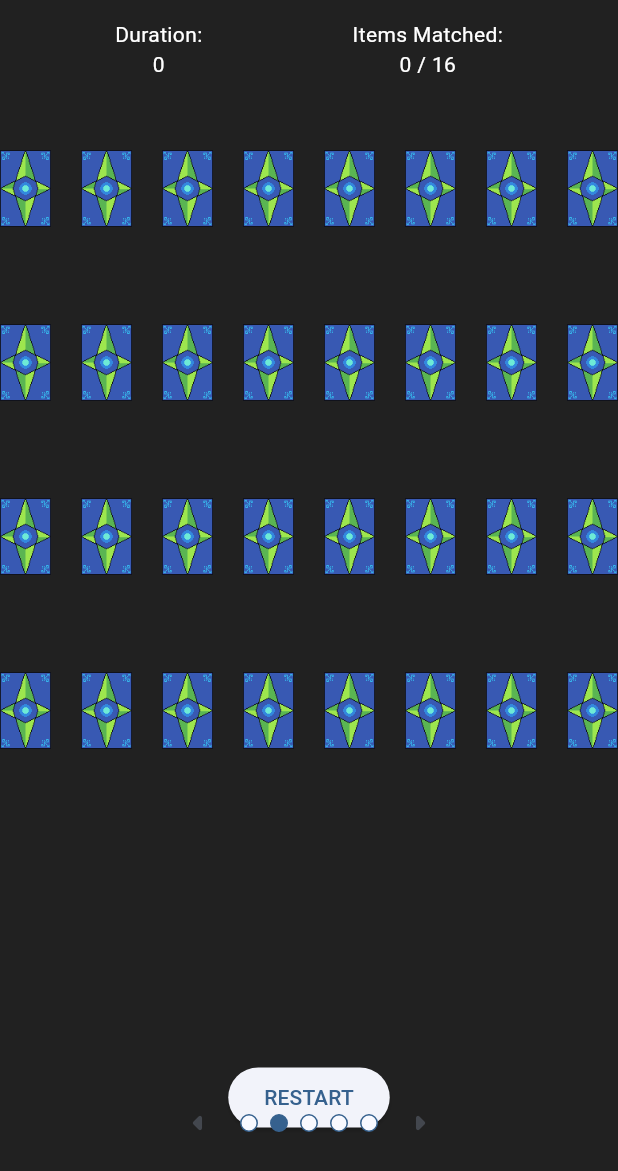
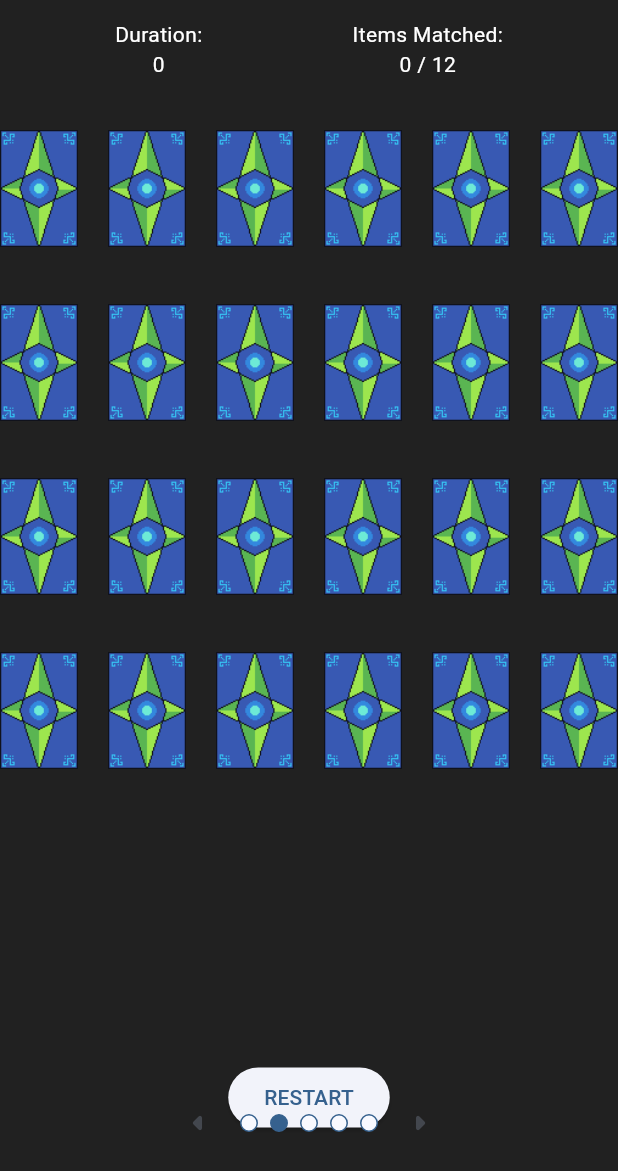
Before and after one commit to Kheemwel/aa-tv-app, a Flutter app: the GamesPage screen opened directly, swiped to page 2, on a phone screen of 412 x 824 dp, the part 65-1236 px from its top. Run offline on Flutter 3.47's test engine with Material 3 defaults, Android fonts, the phone set to English and light mode, and no system bars; drawn by our look-alikes of flip_card; our stand-ins replace carousel_slider, chewie, flutter_fortune_wheel, sqflite, video_player; accounts and stored records are empty; network calls fail.

Commit message:
feat(game): reduce the number of cards in memory card game - change the cards sprites - add countdown mechanics to number padlock

```diff
--- a/lib/custom_widgets/pages_viewer.dart
+++ b/lib/custom_widgets/pages_viewer.dart
@@ -39,10 +39,14 @@ class _PagesViewerState extends State<PagesViewer>
           if (event.logicalKey == LogicalKeyboardKey.arrowLeft) {
             if (_currentPageIndex > 0) {
               _updateCurrentPageIndex(_currentPageIndex - 1);
+            } else {
+              _updateCurrentPageIndex(_tabController.length - 1);
             }
           } else if (event.logicalKey == LogicalKeyboardKey.arrowRight) {
             if (_currentPageIndex < (_tabController.length - 1)) {
               _updateCurrentPageIndex(_currentPageIndex + 1);
+            } else {
+              _updateCurrentPageIndex(0);
             }
           } else if (event.logicalKey == LogicalKeyboardKey.goBack) {
             Navigator.pop(context);
@@ -107,18 +111,19 @@ class PageIndicator extends StatelessWidget {
       child: Row(
         mainAxisAlignment: MainAxisAlignment.center,
         children: <Widget>[
-          Visibility(
-            visible: currentPageIndex > 0,
-            child: IconButton(
+          IconButton(
             splashRadius: 16.0,
             padding: EdgeInsets.zero,
             onPressed: () {
+              if (currentPageIndex > 0) {
                 onUpdateCurrentPageIndex(currentPageIndex - 1);
+              } else {
+                onUpdateCurrentPageIndex(tabController.length - 1);
+              }
             },
             icon: const Icon(
               Icons.arrow_left_rounded,
               size: 32.0,
-              ),
             ),
           ),
           TabPageSelector(
@@ -126,20 +131,21 @@ class PageIndicator extends StatelessWidget {
             color: colorScheme.background,
             selectedColor: colorScheme.primary,
           ),
-          Visibility(
-            visible: currentPageIndex < tabController.length - 1,
-            child: IconButton(
+          IconButton(
             splashRadius: 16.0,
             padding: EdgeInsets.zero,
             onPressed: () {
+              if (currentPageIndex < (tabController.length - 1)) {
                 onUpdateCurrentPageIndex(currentPageIndex + 1);
+              } else {
+                onUpdateCurrentPageIndex(0);
+              }
             },
             icon: const Icon(
               Icons.arrow_right_rounded,
               size: 32.0,
             ),
           ),
-          )
         ],
       ),
     );
--- a/lib/games/memory_card_game/memory_card_game.dart
+++ b/lib/games/memory_card_game/memory_card_game.dart
@@ -69,7 +69,7 @@ class _MemoryCardGameState extends State<MemoryCardGame> {
             height: 350,
             child: GridView.builder(
               gridDelegate: const SliverGridDelegateWithFixedCrossAxisCount(
-                  crossAxisCount: 8,
+                  crossAxisCount: 6,
                   mainAxisExtent: 96,
                   crossAxisSpacing: 20,
                   mainAxisSpacing: 20),
--- a/lib/games/memory_card_game/model.dart
+++ b/lib/games/memory_card_game/model.dart
@@ -1,5 +1,3 @@
-import 'dart:math';
-
 import 'package:flip_card/flip_card.dart';
 import 'package:flip_card/flip_card_controller.dart';
 import 'package:flutter/material.dart';
@@ -16,11 +14,12 @@ const List<String> cards = [
 ];
 
 /// Duplicate the cards for matching and shuffle it
-List<String> multipliedCards({int multiplier = 4}) {
-  int multi = max(4, multiplier) * 2;
+List<String> multipliedCards() {
+  const multi = 3;
+  int multiplier = multi  * 2;
   List<String> multiCards = [];
   for (var card in cards) {
-    for (var i = 0; i < multi; i++) {
+    for (var i = 0; i < multiplier; i++) {
       multiCards.add(card);
     }
   }
```
Also changed, not shown: lib/games/number_padlock/countdown_timer.dart (added, +37 -0 lines), lib/games/number_padlock/number_padlock.dart (+55 -0 lines), assets/memory card - diamond.png, assets/memory card - flower.png, assets/memory card - heart.png, assets/memory card - hourglass.png. Lines whose indentation alone changed are shown as unchanged.
